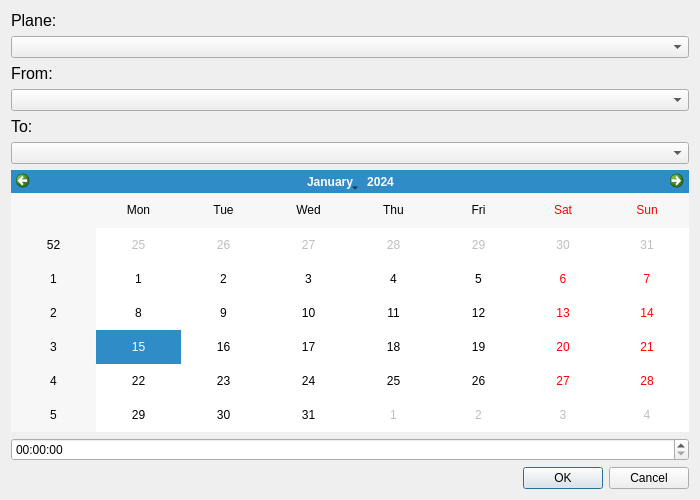
This is GUI/flight_dialog.ui in jozmac/lotnisko as Qt 5 draws it before an edit. The edited form follows.
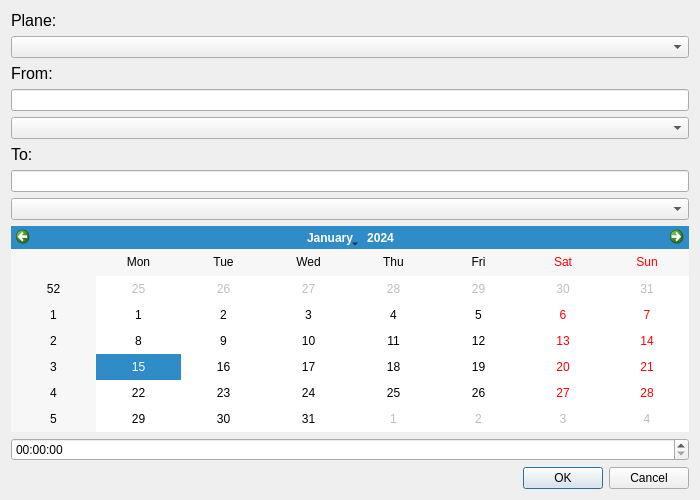
This is the edited form.

The edit to the form file:
```diff
--- a/GUI/flight_dialog.ui
+++ b/GUI/flight_dialog.ui
@@ -45,6 +45,16 @@
          </property>
         </widget>
        </item>
+       <item>
+        <widget class="QLineEdit" name="lineEdit_from">
+         <property name="toolTip">
+          <string>&lt;html&gt;&lt;head/&gt;&lt;body&gt;&lt;p&gt;&lt;br/&gt;&lt;/p&gt;&lt;/body&gt;&lt;/html&gt;</string>
+         </property>
+         <property name="text">
+          <string/>
+         </property>
+        </widget>
+       </item>
        <item>
         <widget class="QComboBox" name="comboBox_from">
          <property name="enabled">
@@ -76,6 +86,9 @@
          </property>
         </widget>
        </item>
+       <item>
+        <widget class="QLineEdit" name="lineEdit_to"/>
+       </item>
        <item>
         <widget class="QComboBox" name="comboBox_to">
          <property name="enabled">
```
